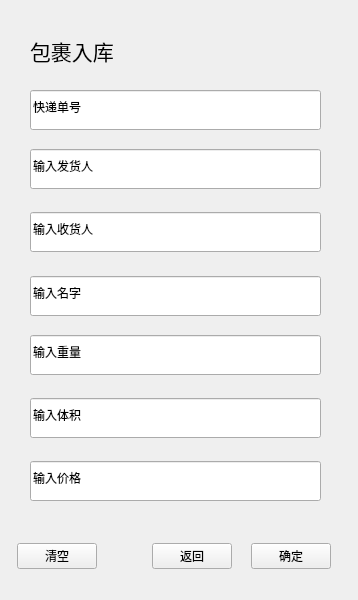
The window that packagein.ui (sg-first/Express-System) describes before a commit, drawn with Qt 5.
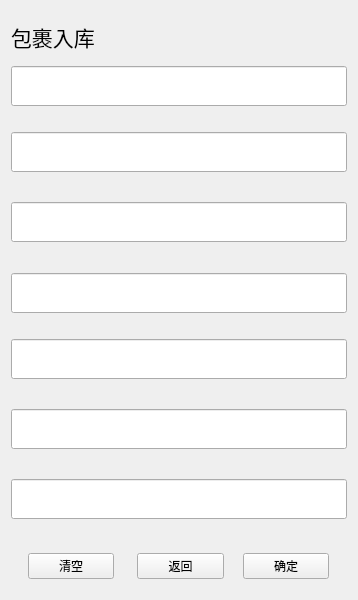
The same window after the commit.

```diff
--- a/packagein.ui
+++ b/packagein.ui
@@ -13,15 +13,25 @@
   <property name="windowTitle">
    <string>Form</string>
   </property>
+  <layout class="QVBoxLayout" name="verticalLayout">
+   <item>
+    <spacer name="verticalSpacer_8">
+     <property name="orientation">
+      <enum>Qt::Vertical</enum>
+     </property>
+     <property name="sizeType">
+      <enum>QSizePolicy::Minimum</enum>
+     </property>
+     <property name="sizeHint" stdset="0">
+      <size>
+       <width>20</width>
+       <height>10</height>
+      </size>
+     </property>
+    </spacer>
+   </item>
+   <item>
   <widget class="QLabel" name="label">
-   <property name="geometry">
-    <rect>
-     <x>30</x>
-     <y>30</y>
-     <width>291</width>
-     <height>41</height>
-    </rect>
-   </property>
    <property name="sizePolicy">
     <sizepolicy hsizetype="Fixed" vsizetype="Fixed">
      <horstretch>0</horstretch>
@@ -41,15 +51,8 @@
     <set>Qt::AlignLeading|Qt::AlignLeft|Qt::AlignVCenter</set>
    </property>
   </widget>
-  <widget class="QWidget" name="layoutWidget">
-   <property name="geometry">
-    <rect>
-     <x>30</x>
-     <y>90</y>
-     <width>291</width>
-     <height>411</height>
-    </rect>
-   </property>
+   </item>
+   <item>
    <layout class="QGridLayout" name="gridLayout_2">
     <item row="0" column="0">
      <widget class="QLineEdit" name="number">
@@ -59,8 +62,14 @@
         <verstretch>0</verstretch>
        </sizepolicy>
       </property>
+       <property name="maximumSize">
+        <size>
+         <width>16777215</width>
+         <height>40</height>
+        </size>
+       </property>
       <property name="text">
-       <string>快递单号</string>
+        <string/>
       </property>
      </widget>
     </item>
@@ -88,8 +97,14 @@
         <verstretch>0</verstretch>
        </sizepolicy>
       </property>
+       <property name="maximumSize">
+        <size>
+         <width>16777215</width>
+         <height>40</height>
+        </size>
+       </property>
       <property name="text">
-       <string>输入发货人</string>
+        <string/>
       </property>
      </widget>
     </item>
@@ -117,8 +132,14 @@
         <verstretch>0</verstretch>
        </sizepolicy>
       </property>
+       <property name="maximumSize">
+        <size>
+         <width>16777215</width>
+         <height>40</height>
+        </size>
+       </property>
       <property name="text">
-       <string>输入收货人</string>
+        <string/>
       </property>
      </widget>
     </item>
@@ -146,8 +167,14 @@
         <verstretch>0</verstretch>
        </sizepolicy>
       </property>
+       <property name="maximumSize">
+        <size>
+         <width>16777215</width>
+         <height>40</height>
+        </size>
+       </property>
       <property name="text">
-       <string>输入名字</string>
+        <string/>
       </property>
      </widget>
     </item>
@@ -175,8 +202,14 @@
         <verstretch>0</verstretch>
        </sizepolicy>
       </property>
+       <property name="maximumSize">
+        <size>
+         <width>16777215</width>
+         <height>40</height>
+        </size>
+       </property>
       <property name="text">
-       <string>输入重量</string>
+        <string/>
       </property>
      </widget>
     </item>
@@ -186,7 +219,7 @@
        <enum>Qt::Vertical</enum>
       </property>
       <property name="sizeType">
-       <enum>QSizePolicy::Minimum</enum>
+        <enum>QSizePolicy::Preferred</enum>
       </property>
       <property name="sizeHint" stdset="0">
        <size>
@@ -204,8 +237,14 @@
         <verstretch>0</verstretch>
        </sizepolicy>
       </property>
+       <property name="maximumSize">
+        <size>
+         <width>16777215</width>
+         <height>40</height>
+        </size>
+       </property>
       <property name="text">
-       <string>输入体积</string>
+        <string/>
       </property>
      </widget>
     </item>
@@ -233,65 +272,37 @@
         <verstretch>0</verstretch>
        </sizepolicy>
       </property>
+       <property name="maximumSize">
+        <size>
+         <width>16777215</width>
+         <height>40</height>
+        </size>
+       </property>
       <property name="text">
-       <string>输入价格</string>
+        <string/>
       </property>
      </widget>
     </item>
    </layout>
-  </widget>
-  <widget class="QWidget" name="layoutWidget">
-   <property name="geometry">
-    <rect>
-     <x>0</x>
-     <y>540</y>
-     <width>349</width>
-     <height>61</height>
-    </rect>
-   </property>
+   </item>
+   <item>
+    <spacer name="verticalSpacer_7">
+     <property name="orientation">
+      <enum>Qt::Vertical</enum>
+     </property>
+     <property name="sizeType">
+      <enum>QSizePolicy::Preferred</enum>
+     </property>
+     <property name="sizeHint" stdset="0">
+      <size>
+       <width>20</width>
+       <height>17</height>
+      </size>
+     </property>
+    </spacer>
+   </item>
+   <item>
    <layout class="QGridLayout" name="gridLayout">
-    <item row="0" column="0">
-     <spacer name="horizontalSpacer_2">
-      <property name="orientation">
-       <enum>Qt::Horizontal</enum>
-      </property>
-      <property name="sizeType">
-       <enum>QSizePolicy::Preferred</enum>
-      </property>
-      <property name="sizeHint" stdset="0">
-       <size>
-        <width>17</width>
-        <height>20</height>
-       </size>
-      </property>
-     </spacer>
-    </item>
-    <item row="0" column="1">
-     <widget class="QPushButton" name="pushButton">
-      <property name="sizePolicy">
-       <sizepolicy hsizetype="Preferred" vsizetype="Fixed">
-        <horstretch>0</horstretch>
-        <verstretch>0</verstretch>
-       </sizepolicy>
-      </property>
-      <property name="text">
-       <string>清空</string>
-      </property>
-     </widget>
-    </item>
-    <item row="0" column="2">
-     <spacer name="horizontalSpacer_4">
-      <property name="orientation">
-       <enum>Qt::Horizontal</enum>
-      </property>
-      <property name="sizeHint" stdset="0">
-       <size>
-        <width>17</width>
-        <height>20</height>
-       </size>
-      </property>
-     </spacer>
-    </item>
     <item row="0" column="3">
      <widget class="QPushButton" name="pushButton_3">
       <property name="sizePolicy">
@@ -305,13 +316,61 @@
       </property>
      </widget>
     </item>
+     <item row="0" column="2">
+      <spacer name="horizontalSpacer_4">
+       <property name="orientation">
+        <enum>Qt::Horizontal</enum>
+       </property>
+       <property name="sizeType">
+        <enum>QSizePolicy::Preferred</enum>
+       </property>
+       <property name="sizeHint" stdset="0">
+        <size>
+         <width>17</width>
+         <height>20</height>
+        </size>
+       </property>
+      </spacer>
+     </item>
+     <item row="0" column="6">
+      <spacer name="horizontalSpacer_3">
+       <property name="orientation">
+        <enum>Qt::Horizontal</enum>
+       </property>
+       <property name="sizeType">
+        <enum>QSizePolicy::Fixed</enum>
+       </property>
+       <property name="sizeHint" stdset="0">
+        <size>
+         <width>18</width>
+         <height>20</height>
+        </size>
+       </property>
+      </spacer>
+     </item>
+     <item row="0" column="0">
+      <spacer name="horizontalSpacer_2">
+       <property name="orientation">
+        <enum>Qt::Horizontal</enum>
+       </property>
+       <property name="sizeType">
+        <enum>QSizePolicy::Preferred</enum>
+       </property>
+       <property name="sizeHint" stdset="0">
+        <size>
+         <width>17</width>
+         <height>20</height>
+        </size>
+       </property>
+      </spacer>
+     </item>
     <item row="0" column="4">
      <spacer name="horizontalSpacer">
       <property name="orientation">
        <enum>Qt::Horizontal</enum>
       </property>
       <property name="sizeType">
-       <enum>QSizePolicy::Fixed</enum>
+        <enum>QSizePolicy::Preferred</enum>
       </property>
       <property name="sizeHint" stdset="0">
        <size>
@@ -321,6 +380,19 @@
       </property>
      </spacer>
     </item>
+     <item row="0" column="1">
+      <widget class="QPushButton" name="pushButton">
+       <property name="sizePolicy">
+        <sizepolicy hsizetype="Preferred" vsizetype="Fixed">
+         <horstretch>0</horstretch>
+         <verstretch>0</verstretch>
+        </sizepolicy>
+       </property>
+       <property name="text">
+        <string>清空</string>
+       </property>
+      </widget>
+     </item>
     <item row="0" column="5">
      <widget class="QPushButton" name="confirm">
       <property name="sizePolicy">
@@ -334,40 +406,25 @@
       </property>
      </widget>
     </item>
-    <item row="0" column="6">
-     <spacer name="horizontalSpacer_3">
-      <property name="orientation">
-       <enum>Qt::Horizontal</enum>
-      </property>
-      <property name="sizeType">
-       <enum>QSizePolicy::Fixed</enum>
-      </property>
-      <property name="sizeHint" stdset="0">
-       <size>
-        <width>18</width>
-        <height>20</height>
-       </size>
-      </property>
-     </spacer>
-    </item>
-    <item row="1" column="1">
+    </layout>
+   </item>
+   <item>
      <spacer name="verticalSpacer_6">
       <property name="orientation">
        <enum>Qt::Vertical</enum>
       </property>
       <property name="sizeType">
-       <enum>QSizePolicy::Fixed</enum>
+      <enum>QSizePolicy::Minimum</enum>
       </property>
       <property name="sizeHint" stdset="0">
        <size>
         <width>20</width>
-        <height>28</height>
+       <height>10</height>
        </size>
       </property>
      </spacer>
     </item>
    </layout>
-  </widget>
  </widget>
  <resources/>
  <connections/>
```
Lines whose indentation alone changed are shown as unchanged.
